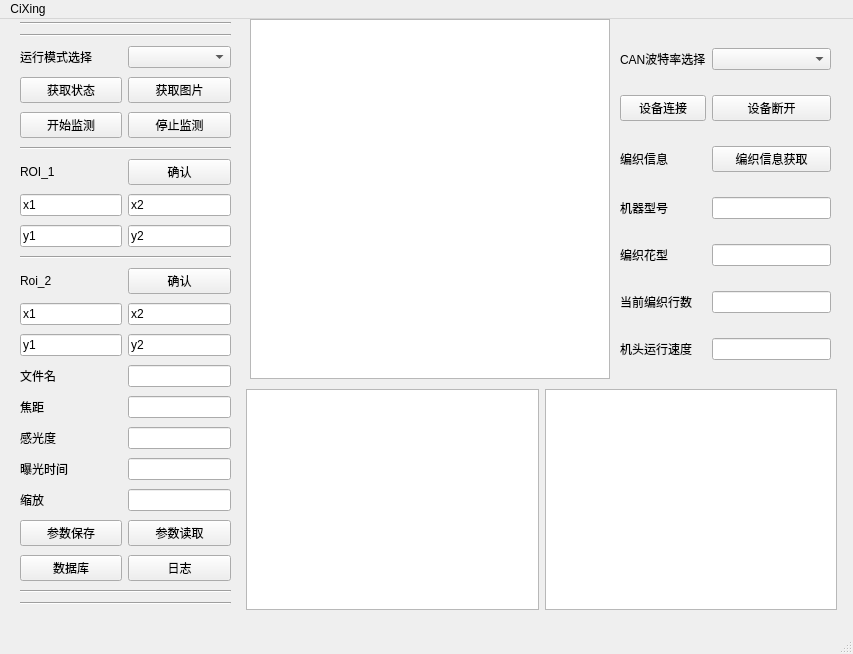
Above: candriver_layout.ui from GD-Lws/FloatingYarnDetect_Pycharm before the change. Below: the same form after it.
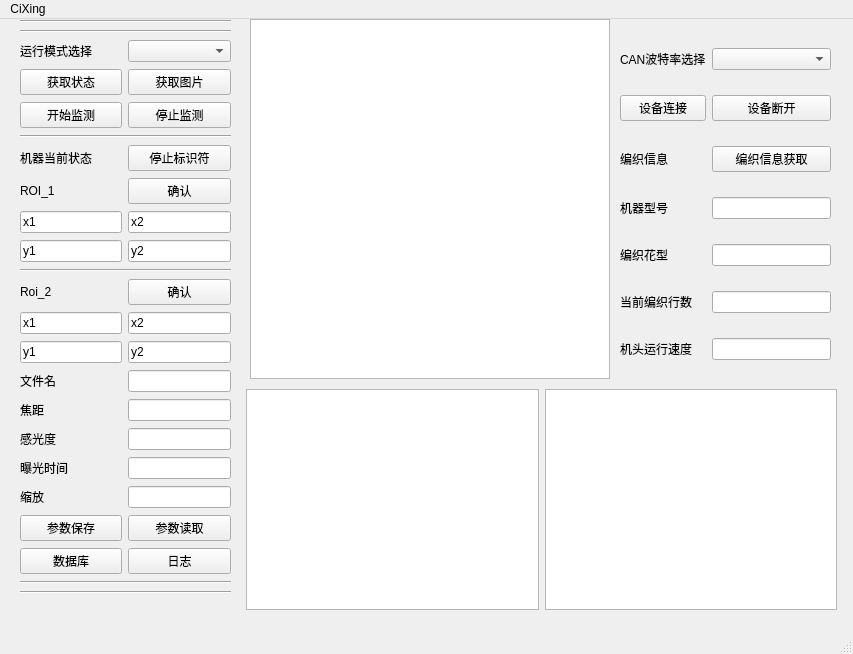
That is the form after the change.

The edit to the form file:
```diff
--- a/candriver_layout.ui
+++ b/candriver_layout.ui
@@ -24,38 +24,38 @@
      </rect>
     </property>
     <layout class="QGridLayout" name="gridLayout_2">
-     <item row="21" column="0" colspan="2">
+     <item row="22" column="0" colspan="2">
       <widget class="Line" name="line_6">
        <property name="orientation">
         <enum>Qt::Horizontal</enum>
        </property>
       </widget>
      </item>
-     <item row="17" column="0">
+     <item row="24" column="0" colspan="2">
+      <widget class="Line" name="line_7">
+       <property name="orientation">
+        <enum>Qt::Horizontal</enum>
+       </property>
+      </widget>
+     </item>
+     <item row="18" column="0">
       <widget class="QLabel" name="label_exposureTime">
        <property name="text">
         <string>曝光时间</string>
        </property>
       </widget>
      </item>
-     <item row="15" column="1">
+     <item row="16" column="1">
       <widget class="QLineEdit" name="edit_par_focusDis"/>
      </item>
-     <item row="23" column="0" colspan="2">
-      <widget class="Line" name="line_7">
-       <property name="orientation">
-        <enum>Qt::Horizontal</enum>
-       </property>
-      </widget>
-     </item>
-     <item row="9" column="0">
+     <item row="10" column="0">
       <widget class="QLineEdit" name="edit_roiRange1_y1">
        <property name="text">
         <string>y1</string>
        </property>
       </widget>
      </item>
-     <item row="19" column="1">
+     <item row="20" column="1">
       <widget class="QPushButton" name="button_parReload">
        <property name="maximumSize">
         <size>
@@ -71,61 +71,13 @@
        </property>
       </widget>
      </item>
-     <item row="18" column="0">
-      <widget class="QLabel" name="label_zoomRatio">
-       <property name="text">
-        <string>缩放</string>
-       </property>
-      </widget>
-     </item>
-     <item row="13" column="1">
-      <widget class="QLineEdit" name="edit_roiRange2_y2">
-       <property name="text">
-        <string>y2</string>
-       </property>
-      </widget>
-     </item>
-     <item row="7" column="0">
-      <widget class="QLabel" name="label_roirange">
-       <property name="text">
-        <string>ROI_1</string>
-       </property>
-      </widget>
-     </item>
-     <item row="3" column="0">
-      <widget class="QLabel" name="label_mode_select">
-       <property name="text">
-        <string>运行模式选择</string>
-       </property>
-      </widget>
-     </item>
-     <item row="9" column="1">
-      <widget class="QLineEdit" name="edit_roiRange1_y2">
-       <property name="text">
-        <string>y2</string>
-       </property>
-      </widget>
-     </item>
-     <item row="14" column="0">
-      <widget class="QLabel" name="label_filename">
-       <property name="text">
-        <string>文件名</string>
-       </property>
-      </widget>
-     </item>
-     <item row="16" column="1">
-      <widget class="QLineEdit" name="edit_par_ISO"/>
-     </item>
-     <item row="10" column="0" colspan="2">
-      <widget class="Line" name="line_4">
+     <item row="2" column="0" colspan="2">
+      <widget class="Line" name="line_5">
        <property name="orientation">
         <enum>Qt::Horizontal</enum>
        </property>
       </widget>
      </item>
-     <item row="14" column="1">
-      <widget class="QLineEdit" name="edit_par_FileName"/>
-     </item>
      <item row="6" column="0" colspan="2">
       <widget class="Line" name="line">
        <property name="orientation">
@@ -133,32 +85,13 @@
        </property>
       </widget>
      </item>
-     <item row="13" column="0">
-      <widget class="QLineEdit" name="edit_roiRange2_y1">
+     <item row="10" column="1">
+      <widget class="QLineEdit" name="edit_roiRange1_y2">
        <property name="text">
-        <string>y1</string>
+        <string>y2</string>
        </property>
       </widget>
      </item>
-     <item row="5" column="1">
-      <widget class="QPushButton" name="button_stopDetect">
-       <property name="maximumSize">
-        <size>
-         <width>16770000</width>
-         <height>16777215</height>
-        </size>
-       </property>
-       <property name="text">
-        <string>停止监测</string>
-       </property>
-       <property name="default">
-        <bool>false</bool>
-       </property>
-      </widget>
-     </item>
-     <item row="17" column="1">
-      <widget class="QLineEdit" name="edit_par_ExposureTime"/>
-     </item>
      <item row="0" column="0" colspan="2">
       <widget class="Line" name="line_9">
        <property name="orientation">
@@ -166,52 +99,6 @@
        </property>
       </widget>
      </item>
-     <item row="8" column="0">
-      <widget class="QLineEdit" name="edit_roiRange1_x1">
-       <property name="text">
-        <string>x1</string>
-       </property>
-      </widget>
-     </item>
-     <item row="5" column="0">
-      <widget class="QPushButton" name="button_startDetect">
-       <property name="maximumSize">
-        <size>
-         <width>16770000</width>
-         <height>16777215</height>
-        </size>
-       </property>
-       <property name="text">
-        <string>开始监测</string>
-       </property>
-       <property name="default">
-        <bool>false</bool>
-       </property>
-      </widget>
-     </item>
-     <item row="15" column="0">
-      <widget class="QLabel" name="label_foucusdistance">
-       <property name="text">
-        <string>焦距</string>
-       </property>
-      </widget>
-     </item>
-     <item row="7" column="1">
-      <widget class="QPushButton" name="button_roiRange">
-       <property name="maximumSize">
-        <size>
-         <width>16770000</width>
-         <height>16777215</height>
-        </size>
-       </property>
-       <property name="text">
-        <string>确认</string>
-       </property>
-       <property name="default">
-        <bool>false</bool>
-       </property>
-      </widget>
-     </item>
      <item row="4" column="1">
       <widget class="QPushButton" name="button_getImage">
        <property name="text">
@@ -222,6 +109,20 @@
        </property>
       </widget>
      </item>
+     <item row="9" column="0">
+      <widget class="QLineEdit" name="edit_roiRange1_x1">
+       <property name="text">
+        <string>x1</string>
+       </property>
+      </widget>
+     </item>
+     <item row="14" column="1">
+      <widget class="QLineEdit" name="edit_roiRange2_y2">
+       <property name="text">
+        <string>y2</string>
+       </property>
+      </widget>
+     </item>
      <item row="4" column="0">
       <widget class="QPushButton" name="button_GetStatus">
        <property name="text">
@@ -232,28 +133,14 @@
        </property>
       </widget>
      </item>
-     <item row="16" column="0">
-      <widget class="QLabel" name="label_iso">
+     <item row="15" column="0">
+      <widget class="QLabel" name="label_filename">
        <property name="text">
-        <string>感光度</string>
+        <string>文件名</string>
        </property>
       </widget>
      </item>
-     <item row="2" column="0" colspan="2">
-      <widget class="Line" name="line_5">
-       <property name="orientation">
-        <enum>Qt::Horizontal</enum>
-       </property>
-      </widget>
-     </item>
-     <item row="8" column="1">
-      <widget class="QLineEdit" name="edit_roiRange1_x2">
-       <property name="text">
-        <string>x2</string>
-       </property>
-      </widget>
-     </item>
-     <item row="20" column="0">
+     <item row="21" column="0">
       <widget class="QPushButton" name="button_SQLShow">
        <property name="maximumSize">
         <size>
@@ -269,14 +156,63 @@
        </property>
       </widget>
      </item>
-     <item row="11" column="0">
+     <item row="12" column="0">
       <widget class="QLabel" name="label_roirange_2">
        <property name="text">
         <string>Roi_2</string>
        </property>
       </widget>
      </item>
-     <item row="19" column="0">
+     <item row="5" column="1">
+      <widget class="QPushButton" name="button_stopDetect">
+       <property name="maximumSize">
+        <size>
+         <width>16770000</width>
+         <height>16777215</height>
+        </size>
+       </property>
+       <property name="text">
+        <string>停止监测</string>
+       </property>
+       <property name="default">
+        <bool>false</bool>
+       </property>
+      </widget>
+     </item>
+     <item row="15" column="1">
+      <widget class="QLineEdit" name="edit_par_FileName"/>
+     </item>
+     <item row="8" column="1">
+      <widget class="QPushButton" name="button_roiRange">
+       <property name="maximumSize">
+        <size>
+         <width>16770000</width>
+         <height>16777215</height>
+        </size>
+       </property>
+       <property name="text">
+        <string>确认</string>
+       </property>
+       <property name="default">
+        <bool>false</bool>
+       </property>
+      </widget>
+     </item>
+     <item row="9" column="1">
+      <widget class="QLineEdit" name="edit_roiRange1_x2">
+       <property name="text">
+        <string>x2</string>
+       </property>
+      </widget>
+     </item>
+     <item row="17" column="0">
+      <widget class="QLabel" name="label_iso">
+       <property name="text">
+        <string>感光度</string>
+       </property>
+      </widget>
+     </item>
+     <item row="20" column="0">
       <widget class="QPushButton" name="button_parSave">
        <property name="maximumSize">
         <size>
@@ -292,7 +228,7 @@
        </property>
       </widget>
      </item>
-     <item row="20" column="1">
+     <item row="21" column="1">
       <widget class="QPushButton" name="button_Log">
        <property name="maximumSize">
         <size>
@@ -308,14 +244,14 @@
        </property>
       </widget>
      </item>
-     <item row="12" column="1">
+     <item row="13" column="1">
       <widget class="QLineEdit" name="edit_roiRange2_x2">
        <property name="text">
         <string>x2</string>
        </property>
       </widget>
      </item>
-     <item row="11" column="1">
+     <item row="12" column="1">
       <widget class="QPushButton" name="button_roiRange_2">
        <property name="maximumSize">
         <size>
@@ -331,19 +267,106 @@
        </property>
       </widget>
      </item>
-     <item row="12" column="0">
+     <item row="5" column="0">
+      <widget class="QPushButton" name="button_startDetect">
+       <property name="maximumSize">
+        <size>
+         <width>16770000</width>
+         <height>16777215</height>
+        </size>
+       </property>
+       <property name="text">
+        <string>开始监测</string>
+       </property>
+       <property name="default">
+        <bool>false</bool>
+       </property>
+      </widget>
+     </item>
+     <item row="13" column="0">
       <widget class="QLineEdit" name="edit_roiRange2_x1">
        <property name="text">
         <string>x1</string>
        </property>
       </widget>
      </item>
-     <item row="18" column="1">
+     <item row="19" column="1">
       <widget class="QLineEdit" name="edit_par_ZoomRatio"/>
      </item>
+     <item row="14" column="0">
+      <widget class="QLineEdit" name="edit_roiRange2_y1">
+       <property name="text">
+        <string>y1</string>
+       </property>
+      </widget>
+     </item>
      <item row="3" column="1">
       <widget class="QComboBox" name="comboBox_ModeSelect"/>
      </item>
+     <item row="8" column="0">
+      <widget class="QLabel" name="label_roirange">
+       <property name="text">
+        <string>ROI_1</string>
+       </property>
+      </widget>
+     </item>
+     <item row="3" column="0">
+      <widget class="QLabel" name="label_mode_select">
+       <property name="text">
+        <string>运行模式选择</string>
+       </property>
+      </widget>
+     </item>
+     <item row="19" column="0">
+      <widget class="QLabel" name="label_zoomRatio">
+       <property name="text">
+        <string>缩放</string>
+       </property>
+      </widget>
+     </item>
+     <item row="11" column="0" colspan="2">
+      <widget class="Line" name="line_4">
+       <property name="orientation">
+        <enum>Qt::Horizontal</enum>
+       </property>
+      </widget>
+     </item>
+     <item row="17" column="1">
+      <widget class="QLineEdit" name="edit_par_ISO"/>
+     </item>
+     <item row="16" column="0">
+      <widget class="QLabel" name="label_foucusdistance">
+       <property name="text">
+        <string>焦距</string>
+       </property>
+      </widget>
+     </item>
+     <item row="18" column="1">
+      <widget class="QLineEdit" name="edit_par_ExposureTime"/>
+     </item>
+     <item row="7" column="0">
+      <widget class="QLabel" name="label_Slave_status">
+       <property name="text">
+        <string>机器当前状态</string>
+       </property>
+      </widget>
+     </item>
+     <item row="7" column="1">
+      <widget class="QPushButton" name="button_EndMsg">
+       <property name="maximumSize">
+        <size>
+         <width>16770000</width>
+         <height>16777215</height>
+        </size>
+       </property>
+       <property name="text">
+        <string>停止标识符</string>
+       </property>
+       <property name="default">
+        <bool>false</bool>
+       </property>
+      </widget>
+     </item>
     </layout>
    </widget>
    <widget class="QGraphicsView" name="GraphView_Image">
```
